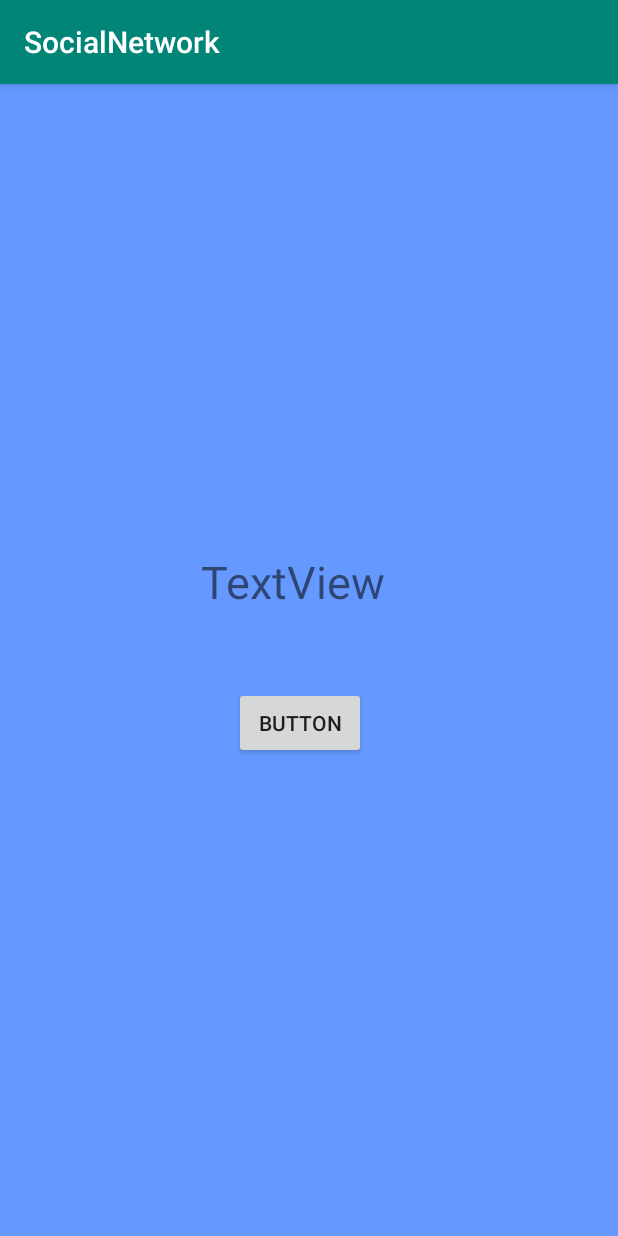
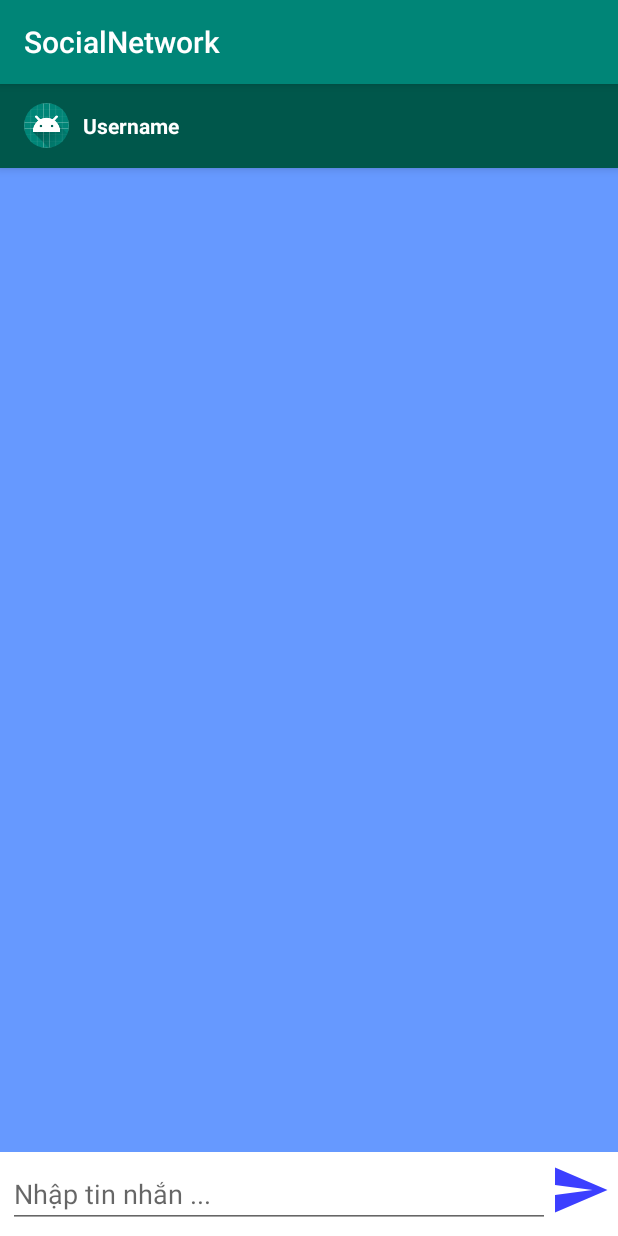
Before and after one commit to hquanitute/SocialNetwork, an Android app: the fragment Fragment_Chating shown on its own in the app's theme, on a phone screen of 412 x 824 dp. Run offline under Robolectric (Android 15) with nearby library versions, the phone set to English and light mode, and no system bars; our stand-ins replace CircleImageView, Firebase (no records; nobody signed in at launch, a user with empty details on screens opened directly).

Commit message:
Phuc them nhan tin cho nguoi dung dinh truoc, dang load toan bo tin nhan

```diff
--- a/app/build.gradle
+++ b/app/build.gradle
@@ -32,6 +32,7 @@ dependencies {
     implementation 'com.google.firebase:firebase-database:17.0.0'
     //Phuc
     implementation 'com.google.firebase:firebase-auth:17.0.0'
+    implementation 'de.hdodenhof:circleimageview:2.2.0'
 
 }
 apply plugin: 'com.google.gms.google-services'
--- /dev/null
+++ b/app/src/main/java/com/example/socialnetwork/Adapter/MessageAdapter.java
@@ -0,0 +1,6 @@
+package com.example.socialnetwork.Adapter;
+
+import android.support.v7.widget.RecyclerView;
+
+public class MessageAdapter {
+}
--- a/app/src/main/java/com/example/socialnetwork/Fragment/Fragment_Chating.java
+++ b/app/src/main/java/com/example/socialnetwork/Fragment/Fragment_Chating.java
@@ -7,9 +7,12 @@ import android.view.LayoutInflater;
 import android.view.View;
 import android.view.ViewGroup;
 import android.widget.Button;
+import android.widget.EditText;
+import android.widget.ImageButton;
 import android.widget.TextView;
 import android.widget.Toast;
 
+import com.example.socialnetwork.Objects.Message;
 import com.example.socialnetwork.R;
 import com.google.android.gms.tasks.OnCompleteListener;
 import com.google.android.gms.tasks.Task;
@@ -21,12 +24,15 @@ import com.google.firebase.database.FirebaseDatabase;
 
 import java.util.HashMap;
 
+import de.hdodenhof.circleimageview.CircleImageView;
+
 public class Fragment_Chating extends Fragment {
     View view;
-    TextView textView;
-    Button btnDangki;
+    TextView username;
+    EditText edt_Message;
+    ImageButton btnSend;
+    CircleImageView profile_image;
     FirebaseAuth firebaseAuth;
-    FirebaseUser firebaseUser;
     DatabaseReference databaseReference;
     String userid;
     @Override
@@ -38,14 +44,21 @@ public class Fragment_Chating extends Fragment {
 
 
         connectView();
+        profile_image.setImageResource(R.mipmap.ic_launcher);
         firebaseAuth=FirebaseAuth.getInstance();
 //        userid="phucvo";
 //        firebaseUser= FirebaseAuth.getInstance().getCurrentUser();
 //        databaseReference= FirebaseDatabase.getInstance().getReference("User").child(userid);
-        btnDangki.setOnClickListener(new View.OnClickListener() {
+        btnSend.setOnClickListener(new View.OnClickListener() {
             @Override
             public void onClick(View v) {
-                createUser("phuckv","123","vophuc3@gmail.com");
+                if(!edt_Message.getText().toString().equals("")){
+                    sendMessage("phucvo","quanoccho",edt_Message.getText().toString());
+
+                }
+                else {
+                    Toast.makeText(getContext(),"Nhập nội dung tin nhắn!",Toast.LENGTH_LONG).show();
+                }
             }
         });
 
@@ -53,32 +66,54 @@ public class Fragment_Chating extends Fragment {
     }
 
     private void connectView() {
-        textView=view.findViewById(R.id.textView);
-        btnDangki=view.findViewById(R.id.btnDangki);
+        username=view.findViewById(R.id.tv_profile);
+        profile_image=view.findViewById(R.id.profile_image);
+        edt_Message=view.findViewById(R.id.edt_Message);
+        btnSend=view.findViewById(R.id.btnSend);
     }
 
-    public void createUser(final String username, String password, String email){
-        firebaseAuth.createUserWithEmailAndPassword(email,password).addOnCompleteListener(new OnCompleteListener<AuthResult>() {
+    public void singin(){
+
+    }
+
+    public void sendMessage (String idSender,String idReceive, String _message){
+        databaseReference=FirebaseDatabase.getInstance().getReference();
+
+        Message message=new Message();
+        message.setIdReceiver(idReceive);
+        message.setIdSender(idSender);
+        message.setMessage(_message);
+
+        databaseReference.child("Chats").push().setValue(message);
+        edt_Message.setText("");
+
+    }
+
+    public void createUser(final String username, String email, String password){
+        firebaseAuth.createUserWithEmailAndPassword(email,password)
+                .addOnCompleteListener(new OnCompleteListener<AuthResult>() {
                     @Override
                     public void onComplete(@NonNull Task<AuthResult> task) {
                         if(task.isSuccessful()){
-                    firebaseUser=firebaseAuth.getCurrentUser();
+
+                            Toast.makeText(getContext(),"Thanh cong",Toast.LENGTH_LONG).show();
+
+                            FirebaseUser firebaseUser=firebaseAuth.getCurrentUser();
+
+                            assert firebaseUser != null;
                             String userid=firebaseUser.getUid();
+
                             databaseReference=FirebaseDatabase.getInstance().getReference("Users").child(userid);
 
                             HashMap<String,String> hashMap=new HashMap<>();
                             hashMap.put("id",userid);
-                    hashMap.put("username","phucvo");
+                            hashMap.put("account_name",username);
                             hashMap.put("imageURL","default");
 
-                    databaseReference.setValue(hashMap).addOnCompleteListener(new OnCompleteListener<Void>() {
-                        @Override
-                        public void onComplete(@NonNull Task<Void> task) {
-                            if(task.isSuccessful()){
-                                textView.setText("Thanh cong!");
+                            databaseReference.setValue(hashMap);
                         }
-                        }
-                    });
+                        else {
+                            Toast.makeText(getContext(),"That bai",Toast.LENGTH_LONG).show();
                         }
                     }
                 });
--- /dev/null
+++ b/app/src/main/res/drawable-anydpi/ic_action_name.xml
@@ -0,0 +1,10 @@
+<vector xmlns:android="http://schemas.android.com/apk/res/android"
+    android:width="24dp"
+    android:height="24dp"
+    android:viewportWidth="24"
+    android:viewportHeight="24"
+    android:tint="#3C3FFF">
+    <path
+        android:fillColor="#FF000000"
+        android:pathData="M2.01,21L23,12 2.01,3 2,10l15,2 -15,2z"/>
+</vector>
--- a/app/src/main/res/layout/activity_fragment__chating.xml
+++ b/app/src/main/res/layout/activity_fragment__chating.xml
@@ -7,25 +7,66 @@
     tools:context=".Fragment_Chating"
     android:background="#6699FF">
 
+    <android.support.design.widget.AppBarLayout
+        android:id="@+id/appbar_layout"
+        android:layout_width="match_parent"
+        android:layout_height="wrap_content">
 
-    <TextView
-        android:id="@+id/textView"
-        android:layout_width="wrap_content"
+        <android.support.v7.widget.Toolbar
+            android:layout_width="match_parent"
+            android:layout_height="wrap_content"
+            android:background="@color/colorPrimaryDark">
+
+            <de.hdodenhof.circleimageview.CircleImageView
+                android:layout_width="30dp"
+                android:layout_height="30dp"
+                android:id="@+id/profile_image"/>
+            <TextView
+                android:layout_width="wrap_content"
+                android:layout_height="wrap_content"
+                android:id="@+id/tv_profile"
+                android:layout_marginLeft="25dp"
+                android:text="Username"
+                android:textColor="#fff"
+                android:textStyle="bold"/>
+
+        </android.support.v7.widget.Toolbar>
+
+    </android.support.design.widget.AppBarLayout>
+
+    <android.support.v7.widget.RecyclerView
+        android:layout_width="match_parent"
+        android:layout_height="match_parent"
+        android:id="@+id/recycleview"
+        android:layout_below="@+id/appbar_layout"
+        android:layout_above="@+id/sendLayout"
+        />
+
+    <RelativeLayout
+        android:id="@+id/sendLayout"
+        android:layout_width="match_parent"
         android:layout_height="wrap_content"
-        android:layout_alignParentStart="true"
-        android:layout_alignParentTop="true"
-        android:layout_marginStart="134dp"
-        android:layout_marginTop="311dp"
-        android:text="TextView"
-        android:textSize="30sp" />
+        android:layout_alignParentBottom="true"
+        android:padding="5dp"
+        android:background="#fff">
+        <EditText
+            android:layout_width="match_parent"
+            android:layout_height="wrap_content"
+            android:id="@+id/edt_Message"
+            android:hint="Nhập tin nhắn ..."
+            android:layout_toLeftOf="@+id/btnSend"
+            android:layout_centerVertical="true"/>
+        <ImageButton
+            android:layout_width="40dp"
+            android:layout_height="40dp"
+            android:id="@+id/btnSend"
+            android:layout_alignParentEnd="true"
+            android:layout_alignParentRight="true"
+            android:background="@drawable/ic_action_name"
+            />
 
-    <Button
-        android:id="@+id/btnDangki"
-        android:layout_width="wrap_content"
-        android:layout_height="wrap_content"
-        android:layout_alignParentStart="true"
-        android:layout_alignParentTop="true"
-        android:layout_marginStart="156dp"
-        android:layout_marginTop="402dp"
-        android:text="Button" />
+    </RelativeLayout>
+
+
+
 </RelativeLayout>
--- a/app/src/main/res/values/colors.xml
+++ b/app/src/main/res/values/colors.xml
@@ -3,4 +3,5 @@
     <color name="colorPrimary">#008577</color>
     <color name="colorPrimaryDark">#00574B</color>
     <color name="colorAccent">#D81B60</color>
+    <color name="white">#fff</color>
 </resources>
```
Also changed, not shown: app/src/main/java/com/example/socialnetwork/Objects/Message.java (added, +40 -0 lines), app/src/main/res/drawable/background_left.xml (added, +15 -0 lines), app/src/main/res/drawable/background_right.xml (added, +15 -0 lines), app/src/main/res/layout/message_left.xml (added, +23 -0 lines), app/src/main/res/layout/message_right.xml (added, +30 -0 lines), app/src/main/res/layout/toolbar_layout.xml (added, +10 -0 lines), app/src/main/res/drawable-hdpi/ic_action_name.png (added), app/src/main/res/drawable-mdpi/ic_action_name.png (added), app/src/main/res/drawable-xhdpi/ic_action_name.png (added), app/src/main/res/drawable-xxhdpi/ic_action_name.png (added). Lines whose indentation alone changed are shown as unchanged.
